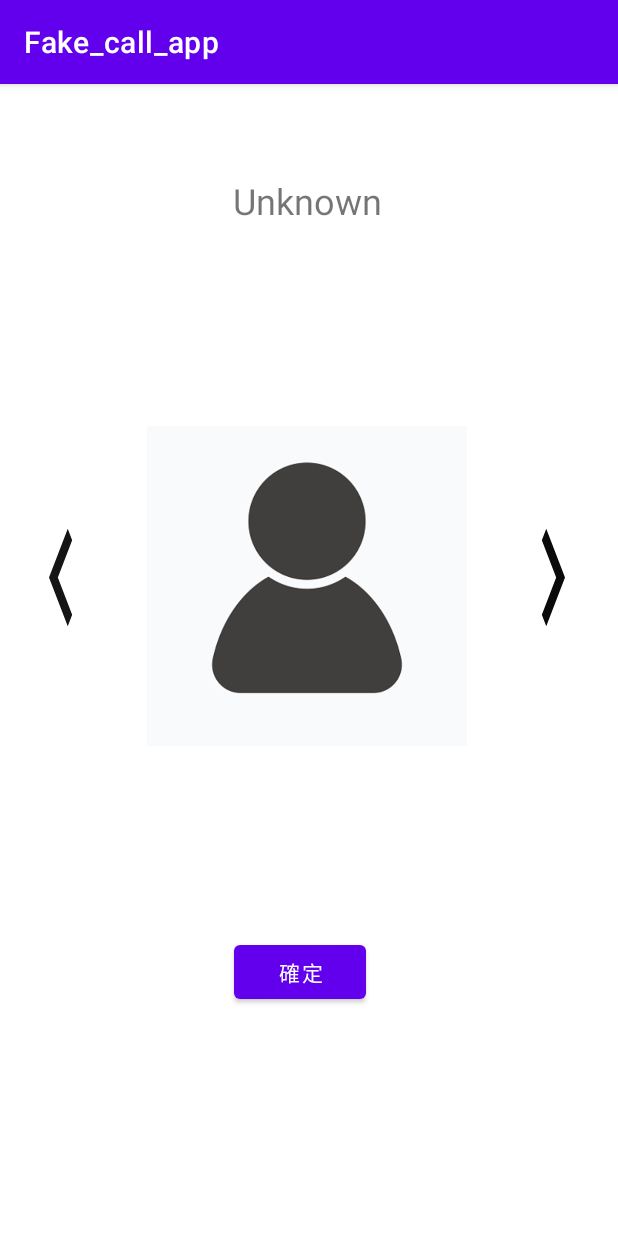
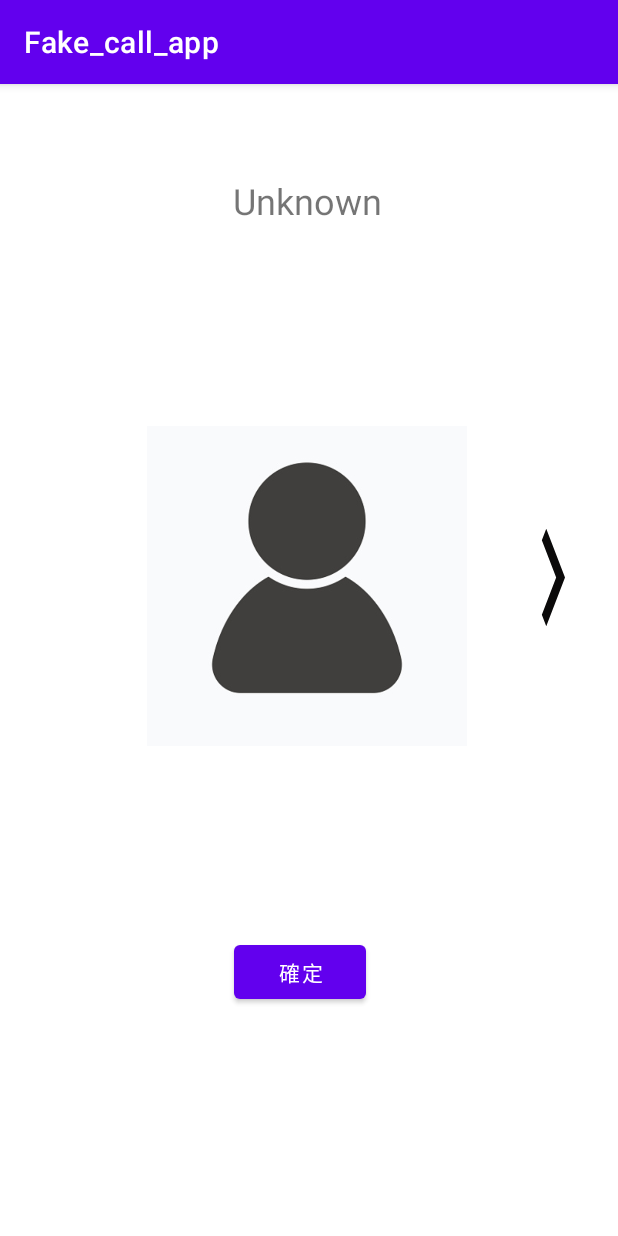
Before and after one commit to JamesTsao15/Fake_call_app, an Android app: the Choose_Caller_Activity screen opened directly, with no data from a screen before it, on a phone screen of 412 x 824 dp. Run offline under Robolectric (Android 15) with nearby library versions, the phone set to English and light mode, and no system bars; 1 statement that could not run was skipped.

Commit message:
更新至可以切換caller(名字而已)

```diff
--- a/app/src/main/java/com/example/fake_call2/Choose_Caller_Activity.kt
+++ b/app/src/main/java/com/example/fake_call2/Choose_Caller_Activity.kt
@@ -4,19 +4,23 @@ import android.content.SharedPreferences
 import androidx.appcompat.app.AppCompatActivity
 import android.os.Bundle
 import android.util.Log
+import android.view.View
 import android.widget.Button
 import android.widget.ImageView
 import android.widget.TextView
+import android.widget.Toast
 import com.google.gson.Gson
 import com.google.gson.reflect.TypeToken
+import java.lang.IndexOutOfBoundsException
 
 class Choose_Caller_Activity : AppCompatActivity() {
     private lateinit var tv_choose_caller_Name: TextView
     private lateinit var imageView_choose_caller_photo:ImageView
     private lateinit var btn_choose_caller_last_photo:Button
     private lateinit var btn_choose_caller_next_photo:Button
+    var pick_caller_thread:Thread=Thread()
+    var leave_Activity:Boolean=false
     var callerinformation_array:ArrayList<Caller> = ArrayList<Caller>()
-
     fun load_caller_data():ArrayList<Caller>{
         val sharedPreferences: SharedPreferences =
             getSharedPreferences("caller_information", MODE_PRIVATE)
@@ -44,6 +48,51 @@ class Choose_Caller_Activity : AppCompatActivity() {
 
     override fun onResume() {
         super.onResume()
+        var index=0
+        tv_choose_caller_Name.text=callerinformation_array[index].name
+        pick_caller_thread=Thread(Runnable {
+            while(leave_Activity==false){
+                runOnUiThread{
+                    if(index==0){
+                        btn_choose_caller_last_photo.visibility=View.INVISIBLE
+                        btn_choose_caller_next_photo.visibility=View.VISIBLE
+                    }
+                    else if (index==callerinformation_array.size-1){
+                        btn_choose_caller_next_photo.visibility=View.INVISIBLE
+                        btn_choose_caller_last_photo.visibility=View.VISIBLE
+                    }
+                    else{
+                        btn_choose_caller_last_photo.visibility=View.VISIBLE
+                        btn_choose_caller_next_photo.visibility=View.VISIBLE
+                    }
+                    Log.e("JAMES",index.toString())
+                }
+                Thread.sleep(200)
+            }
+        })
 
+        pick_caller_thread.start()
+        if(leave_Activity==true)pick_caller_thread.interrupt()
+        btn_choose_caller_next_photo.setOnClickListener {
+            if (index < callerinformation_array.size - 1) {
+                index += 1
+                tv_choose_caller_Name.text = callerinformation_array[index].name
+            }
+        }
+        btn_choose_caller_last_photo.setOnClickListener {
+            if (index>0){
+                index-=1
+                tv_choose_caller_Name.text=callerinformation_array[index].name
+            }
+        }
+    }
+
+    override fun onBackPressed() {
+        super.onBackPressed()
+        leave_Activity=true
+    }
+    override fun onDestroy() {
+        super.onDestroy()
+        Log.e("JAMES","on Destroy")
     }
 }
```
